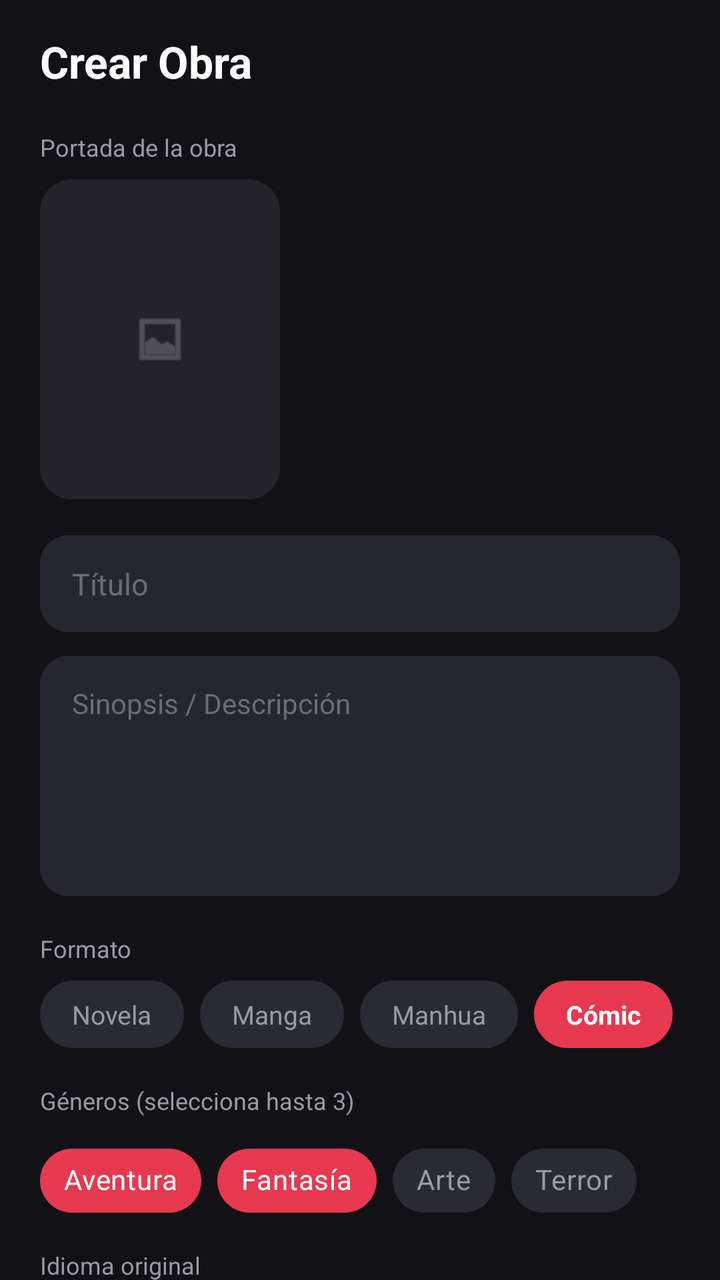
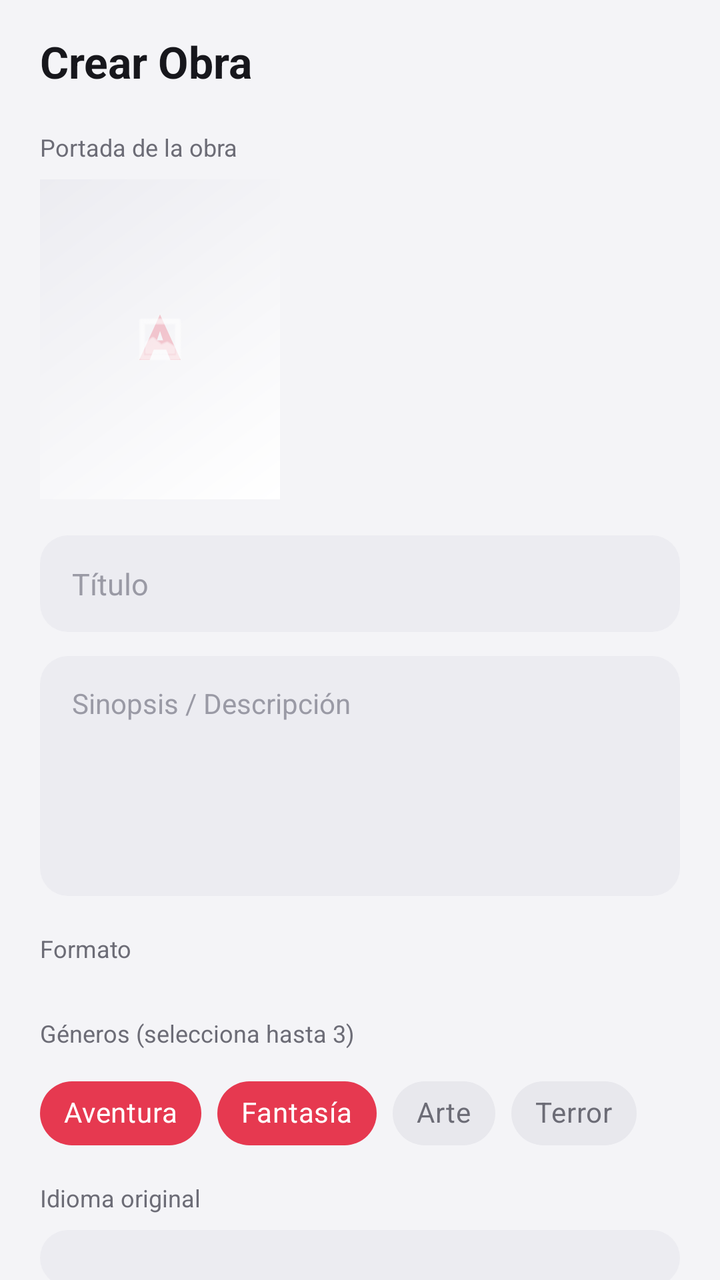

Two renders of the same Android screen: before a commit and after it. Below are the layout's source before the change and the commit's diff.
<!-- AndroidManifest.xml: application theme Theme.Attor -->
<!-- res/layout/fragment_create_work.xml -->
<?xml version="1.0" encoding="utf-8"?>
<androidx.core.widget.NestedScrollView xmlns:android="http://schemas.android.com/apk/res/android"
    xmlns:app="http://schemas.android.com/apk/res-auto"
    android:layout_width="match_parent"
    android:layout_height="match_parent"
    android:background="@color/background_primary"
    android:fillViewport="true">

    <LinearLayout
        android:layout_width="match_parent"
        android:layout_height="wrap_content"
        android:orientation="vertical"
        android:paddingStart="20dp"
        android:paddingEnd="20dp"
        android:paddingTop="16dp"
        android:paddingBottom="24dp">

        <TextView
            android:layout_width="wrap_content"
            android:layout_height="wrap_content"
            android:text="@string/create_title"
            android:textColor="@color/text_primary"
            android:textSize="22sp"
            android:textStyle="bold" />

        
        <TextView
            android:layout_width="wrap_content"
            android:layout_height="wrap_content"
            android:layout_marginTop="20dp"
            android:text="@string/create_cover_label"
            android:textColor="@color/text_secondary"
            android:textSize="12sp" />

        <FrameLayout
            android:id="@+id/btnPickCover"
            android:layout_width="120dp"
            android:layout_height="160dp"
            android:layout_marginTop="8dp"
            android:background="@drawable/bg_card_rounded">

            <ImageView
                android:layout_width="28dp"
                android:layout_height="28dp"
                android:layout_gravity="center"
                android:contentDescription="@null"
                android:src="@android:drawable/ic_menu_gallery"
                app:tint="@color/text_hint" />
        </FrameLayout>

        
        <EditText
            android:id="@+id/etWorkTitle"
            android:layout_width="match_parent"
            android:layout_height="wrap_content"
            android:layout_marginTop="18dp"
            android:background="@drawable/bg_input_field"
            android:hint="@string/create_title_hint"
            android:inputType="text"
            android:textColor="@color/text_primary"
            android:textColorHint="@color/text_hint"
            android:textSize="15sp" />

        
        <EditText
            android:id="@+id/etWorkSynopsis"
            android:layout_width="match_parent"
            android:layout_height="120dp"
            android:layout_marginTop="12dp"
            android:background="@drawable/bg_input_field"
            android:gravity="top|start"
            android:hint="@string/create_synopsis_hint"
            android:inputType="textMultiLine"
            android:textColor="@color/text_primary"
            android:textColorHint="@color/text_hint"
            android:textSize="14sp" />

        
        <TextView
            android:layout_width="wrap_content"
            android:layout_height="wrap_content"
            android:layout_marginTop="18dp"
            android:text="@string/create_format_label"
            android:textColor="@color/text_secondary"
            android:textSize="12sp" />

        <HorizontalScrollView
            android:layout_width="match_parent"
            android:layout_height="wrap_content"
            android:layout_marginTop="8dp"
            android:scrollbars="none">

            <LinearLayout
                android:id="@+id/layoutFormats"
                android:layout_width="wrap_content"
                android:layout_height="wrap_content"
                android:orientation="horizontal">

                <TextView
                    android:id="@+id/formatNovel"
                    style="@style/ChipUnselected"
                    android:text="@string/format_novel" />

                <TextView
                    android:id="@+id/formatManga"
                    style="@style/ChipUnselected"
                    android:text="@string/format_manga" />

                <TextView
                    android:id="@+id/formatManhua"
                    style="@style/ChipUnselected"
                    android:text="@string/format_manhua" />

                <TextView
                    android:id="@+id/formatComic"
                    style="@style/ChipSelected"
                    android:text="@string/format_comic" />

                <TextView
                    android:id="@+id/formatBook"
                    style="@style/ChipUnselected"
                    android:text="@string/format_book" />

                <TextView
                    android:id="@+id/formatMusic"
                    style="@style/ChipUnselected"
                    android:text="@string/format_music" />

                <TextView
                    android:id="@+id/formatPodcast"
                    style="@style/ChipUnselected"
                    android:text="@string/format_podcast" />
            </LinearLayout>
        </HorizontalScrollView>

        
        <TextView
            android:layout_width="wrap_content"
            android:layout_height="wrap_content"
            android:layout_marginTop="18dp"
            android:text="@string/create_genre_label"
            android:textColor="@color/text_secondary"
            android:textSize="12sp" />

        <com.google.android.material.chip.ChipGroup
            android:id="@+id/layoutGenres"
            android:layout_width="match_parent"
            android:layout_height="wrap_content"
            android:layout_marginTop="8dp"
            app:chipSpacingHorizontal="8dp"
            app:singleLine="false">

            <com.google.android.material.chip.Chip
                android:id="@+id/genreAventura"
                style="@style/Widget.MaterialComponents.Chip.Choice"
                android:layout_width="wrap_content"
                android:layout_height="wrap_content"
                android:checked="true"
                android:text="Aventura"
                android:textColor="@color/white"
                app:chipBackgroundColor="@color/accent_red" />

            <com.google.android.material.chip.Chip
                android:id="@+id/genreFantasia"
                style="@style/Widget.MaterialComponents.Chip.Choice"
                android:layout_width="wrap_content"
                android:layout_height="wrap_content"
                android:checked="true"
                android:text="Fantasía"
                android:textColor="@color/white"
                app:chipBackgroundColor="@color/accent_red" />

            <com.google.android.material.chip.Chip
                android:id="@+id/genreArte"
                style="@style/Widget.MaterialComponents.Chip.Choice"
                android:layout_width="wrap_content"
                android:layout_height="wrap_content"
                android:text="Arte"
                android:textColor="@color/text_secondary"
                app:chipBackgroundColor="@color/chip_unselected" />

            <com.google.android.material.chip.Chip
                android:id="@+id/genreTerror"
                style="@style/Widget.MaterialComponents.Chip.Choice"
                android:layout_width="wrap_content"
                android:layout_height="wrap_content"
                android:text="Terror"
                android:textColor="@color/text_secondary"
                app:chipBackgroundColor="@color/chip_unselected" />
        </com.google.android.material.chip.ChipGroup>

        
        <TextView
            android:layout_width="wrap_content"
            android:layout_height="wrap_content"
            android:layout_marginTop="10dp"
            android:text="@string/create_language_label"
            android:textColor="@color/text_secondary"
            android:textSize="12sp" />

        <Spinner
            android:id="@+id/spinnerLanguage"
            android:layout_width="match_parent"
            android:layout_height="wrap_content"
            android:layout_marginTop="8dp"
            android:background="@drawable/bg_input_field"
            android:spinnerMode="dropdown" />

        
        <Button
            android:id="@+id/btnPublish"
            android:layout_width="match_parent"
            android:layout_height="52dp"
            android:layout_marginTop="24dp"
            android:background="@drawable/bg_button_primary"
            android:text="@string/create_publish_button"
            android:textAllCaps="false"
            android:textColor="@color/white"
            android:textSize="16sp" />

    </LinearLayout>
</androidx.core.widget.NestedScrollView>
<!-- resources referenced by this layout -->
<resources>
  <color name="accent_red">#E63950</color>
  <color name="background_primary">#121216</color>
  <color name="chip_unselected">#2A2A32</color>
  <color name="text_hint">#6C6C76</color>
  <color name="text_primary">#FFFFFF</color>
  <color name="text_secondary">#9A9AA5</color>
  <color name="white">#FFFFFF</color>
  <!-- drawable bg_button_primary (drawable) -->
  <?xml version="1.0" encoding="utf-8"?>
  <shape xmlns:android="http://schemas.android.com/apk/res/android"
      android:shape="rectangle">
      <solid android:color="@color/accent_red" />
      <corners android:radius="28dp" />
  </shape>
  <!-- drawable bg_card_rounded (drawable) -->
  <?xml version="1.0" encoding="utf-8"?>
  <shape xmlns:android="http://schemas.android.com/apk/res/android"
      android:shape="rectangle">
      <solid android:color="@color/surface_card" />
      <corners android:radius="16dp" />
  </shape>
  <!-- drawable bg_input_field (drawable) -->
  <?xml version="1.0" encoding="utf-8"?>
  <shape xmlns:android="http://schemas.android.com/apk/res/android"
      android:shape="rectangle">
      <solid android:color="@color/surface_input" />
      <corners android:radius="14dp" />
      <padding android:left="16dp" android:top="14dp" android:right="16dp" android:bottom="14dp" />
  </shape>
  <string name="create_format_label">Formato</string>
  <string name="create_title">Crear Obra</string>
  <string name="create_title_hint">Título</string>
  <string name="format_book">Libro</string>
  <string name="format_comic">Cómic</string>
  <string name="format_manga">Manga</string>
  <string name="format_manhua">Manhua</string>
  <string name="format_music">Música</string>
  <string name="format_novel">Novela</string>
  <string name="format_podcast">Podcast</string>
  <style name="ChipSelected" parent="ChipBase">
          <item name="android:background">@drawable/bg_chip_selected</item>
          <item name="android:textColor">@color/white</item>
          <item name="android:textStyle">bold</item>
      </style>
  <style name="ChipUnselected" parent="ChipBase">
          <item name="android:background">@drawable/bg_chip_unselected</item>
          <item name="android:textColor">@color/text_secondary</item>
      </style>
  <style name="Theme.Attor" parent="Theme.MaterialComponents.DayNight.NoActionBar">
          <item name="colorPrimary">@color/accent_red</item>
          <item name="colorPrimaryDark">@color/accent_red_dark</item>
          <item name="colorAccent">@color/accent_red</item>
          <item name="android:windowBackground">@color/background_primary</item>
          <item name="android:statusBarColor" tools:targetApi="21">@color/background_primary</item>
          <item name="android:navigationBarColor" tools:targetApi="21">@color/background_secondary</item>
      </style>
  <color name="surface_card">#232329</color>
  <color name="surface_input">#26262E</color>
  <style name="ChipBase">
          <item name="android:layout_width">wrap_content</item>
          <item name="android:layout_height">wrap_content</item>
          <item name="android:layout_marginEnd">8dp</item>
          <item name="android:paddingStart">16dp</item>
          <item name="android:paddingEnd">16dp</item>
          <item name="android:paddingTop">8dp</item>
          <item name="android:paddingBottom">8dp</item>
          <item name="android:textSize">13sp</item>
      </style>
  <!-- drawable bg_chip_selected (drawable) -->
  <?xml version="1.0" encoding="utf-8"?>
  <shape xmlns:android="http://schemas.android.com/apk/res/android"
      android:shape="rectangle">
      <solid android:color="@color/accent_red" />
      <corners android:radius="20dp" />
  </shape>
  <!-- drawable bg_chip_unselected (drawable) -->
  <?xml version="1.0" encoding="utf-8"?>
  <shape xmlns:android="http://schemas.android.com/apk/res/android"
      android:shape="rectangle">
      <solid android:color="@color/chip_unselected" />
      <corners android:radius="20dp" />
  </shape>
  <color name="accent_red_dark">#C22C40</color>
  <color name="background_secondary">#1B1B21</color>
  <!-- unchanged entries left out for length: 5 -->
</resources>

<!-- the commit's change to res/layout/fragment_create_work.xml (unified diff, before → after) -->
@@ -23,7 +23,6 @@
             android:textSize="22sp"
             android:textStyle="bold" />
 
-        
         <TextView
             android:layout_width="wrap_content"
             android:layout_height="wrap_content"
@@ -37,7 +36,7 @@
             android:layout_width="120dp"
             android:layout_height="160dp"
             android:layout_marginTop="8dp"
-            android:background="@drawable/bg_card_rounded">
+            android:background="@drawable/placeholder_cover">
 
             <ImageView
                 android:layout_width="28dp"
@@ -45,10 +44,9 @@
                 android:layout_gravity="center"
                 android:contentDescription="@null"
                 android:src="@android:drawable/ic_menu_gallery"
-                app:tint="@color/text_hint" />
+                app:tint="@color/white" />
         </FrameLayout>
 
-        
         <EditText
             android:id="@+id/etWorkTitle"
             android:layout_width="match_parent"
@@ -61,7 +59,6 @@
             android:textColorHint="@color/text_hint"
             android:textSize="15sp" />
 
-        
         <EditText
             android:id="@+id/etWorkSynopsis"
             android:layout_width="match_parent"
@@ -75,7 +72,6 @@
             android:textColorHint="@color/text_hint"
             android:textSize="14sp" />
 
-        
         <TextView
             android:layout_width="wrap_content"
             android:layout_height="wrap_content"
@@ -84,6 +80,7 @@
             android:textColor="@color/text_secondary"
             android:textSize="12sp" />
 
+        
         <HorizontalScrollView
             android:layout_width="match_parent"
             android:layout_height="wrap_content"
@@ -94,46 +91,9 @@
                 android:id="@+id/layoutFormats"
                 android:layout_width="wrap_content"
                 android:layout_height="wrap_content"
-                android:orientation="horizontal">
-
-                <TextView
-                    android:id="@+id/formatNovel"
-                    style="@style/ChipUnselected"
-                    android:text="@string/format_novel" />
-
-                <TextView
-                    android:id="@+id/formatManga"
-                    style="@style/ChipUnselected"
-                    android:text="@string/format_manga" />
-
-                <TextView
-                    android:id="@+id/formatManhua"
-                    style="@style/ChipUnselected"
-                    android:text="@string/format_manhua" />
-
-                <TextView
-                    android:id="@+id/formatComic"
-                    style="@style/ChipSelected"
-                    android:text="@string/format_comic" />
-
-                <TextView
-                    android:id="@+id/formatBook"
-                    style="@style/ChipUnselected"
-                    android:text="@string/format_book" />
-
-                <TextView
-                    android:id="@+id/formatMusic"
-                    style="@style/ChipUnselected"
-                    android:text="@string/format_music" />
-
-                <TextView
-                    android:id="@+id/formatPodcast"
-                    style="@style/ChipUnselected"
-                    android:text="@string/format_podcast" />
-            </LinearLayout>
+                android:orientation="horizontal" />
         </HorizontalScrollView>
 
-        
         <TextView
             android:layout_width="wrap_content"
             android:layout_height="wrap_content"
@@ -189,7 +149,6 @@
                 app:chipBackgroundColor="@color/chip_unselected" />
         </com.google.android.material.chip.ChipGroup>
 
-        
         <TextView
             android:layout_width="wrap_content"
             android:layout_height="wrap_content"
@@ -206,7 +165,6 @@
             android:background="@drawable/bg_input_field"
             android:spinnerMode="dropdown" />
 
-        
         <Button
             android:id="@+id/btnPublish"
             android:layout_width="match_parent"
@@ -218,5 +176,34 @@
             android:textColor="@color/white"
             android:textSize="16sp" />
 
+        
+        <LinearLayout
+            android:id="@+id/layoutPublishSuccess"
+            android:layout_width="match_parent"
+            android:layout_height="wrap_content"
+            android:layout_marginTop="14dp"
+            android:background="@drawable/bg_card_rounded"
+            android:gravity="center_vertical"
+            android:orientation="horizontal"
+            android:padding="14dp"
+            android:visibility="gone">
+
+            <TextView
+                android:layout_width="wrap_content"
+                android:layout_height="wrap_content"
+                android:text="✓"
+                android:textColor="@color/accent_red"
+                android:textSize="18sp"
+                android:textStyle="bold" />
+
+            <TextView
+                android:layout_width="wrap_content"
+                android:layout_height="wrap_content"
+                android:layout_marginStart="10dp"
+                android:text="@string/create_publish_success"
+                android:textColor="@color/text_primary"
+                android:textSize="13sp" />
+        </LinearLayout>
+
     </LinearLayout>
 </androidx.core.widget.NestedScrollView>
<!-- resource entries referenced after the edit -->
@@ -1,89 +1,66 @@
 <!-- resources referenced by this layout -->
 <resources>
   <color name="accent_red">#E63950</color>
-  <color name="background_primary">#121216</color>
-  <color name="chip_unselected">#2A2A32</color>
-  <color name="text_hint">#6C6C76</color>
-  <color name="text_primary">#FFFFFF</color>
-  <color name="text_secondary">#9A9AA5</color>
+  <color name="background_primary">#F4F4F7</color>
+  <color name="chip_unselected">#E8E8ED</color>
+  <color name="text_hint">#9A9AA5</color>
+  <color name="text_primary">#17171C</color>
+  <color name="text_secondary">#6C6C76</color>
   <color name="white">#FFFFFF</color>
   <!-- drawable bg_button_primary (drawable) -->
   <?xml version="1.0" encoding="utf-8"?>
-  <shape xmlns:android="http://schemas.android.com/apk/res/android"
-      android:shape="rectangle">
+  <shape xmlns:android="http://schemas.android.com/apk/res/android" android:shape="rectangle">
       <solid android:color="@color/accent_red" />
       <corners android:radius="28dp" />
   </shape>
   <!-- drawable bg_card_rounded (drawable) -->
   <?xml version="1.0" encoding="utf-8"?>
-  <shape xmlns:android="http://schemas.android.com/apk/res/android"
-      android:shape="rectangle">
+  <shape xmlns:android="http://schemas.android.com/apk/res/android" android:shape="rectangle">
       <solid android:color="@color/surface_card" />
       <corners android:radius="16dp" />
   </shape>
   <!-- drawable bg_input_field (drawable) -->
   <?xml version="1.0" encoding="utf-8"?>
-  <shape xmlns:android="http://schemas.android.com/apk/res/android"
-      android:shape="rectangle">
+  <shape xmlns:android="http://schemas.android.com/apk/res/android" android:shape="rectangle">
       <solid android:color="@color/surface_input" />
       <corners android:radius="14dp" />
       <padding android:left="16dp" android:top="14dp" android:right="16dp" android:bottom="14dp" />
   </shape>
+  <!-- drawable placeholder_cover (drawable) -->
+  <?xml version="1.0" encoding="utf-8"?>
+  <layer-list xmlns:android="http://schemas.android.com/apk/res/android">
+      <item android:drawable="@drawable/bg_placeholder_cover" />
+      <item android:width="56dp" android:height="56dp" android:gravity="center" android:drawable="@drawable/ic_placeholder_mark" />
+  </layer-list>
   <string name="create_format_label">Formato</string>
+  <string name="create_publish_success">¡Obra publicada con éxito!</string>
   <string name="create_title">Crear Obra</string>
   <string name="create_title_hint">Título</string>
-  <string name="format_book">Libro</string>
-  <string name="format_comic">Cómic</string>
-  <string name="format_manga">Manga</string>
-  <string name="format_manhua">Manhua</string>
-  <string name="format_music">Música</string>
-  <string name="format_novel">Novela</string>
-  <string name="format_podcast">Podcast</string>
-  <style name="ChipSelected" parent="ChipBase">
-          <item name="android:background">@drawable/bg_chip_selected</item>
-          <item name="android:textColor">@color/white</item>
-          <item name="android:textStyle">bold</item>
-      </style>
-  <style name="ChipUnselected" parent="ChipBase">
-          <item name="android:background">@drawable/bg_chip_unselected</item>
-          <item name="android:textColor">@color/text_secondary</item>
-      </style>
   <style name="Theme.Attor" parent="Theme.MaterialComponents.DayNight.NoActionBar">
           <item name="colorPrimary">@color/accent_red</item>
           <item name="colorPrimaryDark">@color/accent_red_dark</item>
           <item name="colorAccent">@color/accent_red</item>
           <item name="android:windowBackground">@color/background_primary</item>
           <item name="android:statusBarColor" tools:targetApi="21">@color/background_primary</item>
-          <item name="android:navigationBarColor" tools:targetApi="21">@color/background_secondary</item>
+          <item name="android:navigationBarColor" tools:targetApi="21">@color/bottom_nav_bg</item>
       </style>
-  <color name="surface_card">#232329</color>
-  <color name="surface_input">#26262E</color>
-  <style name="ChipBase">
-          <item name="android:layout_width">wrap_content</item>
-          <item name="android:layout_height">wrap_content</item>
-          <item name="android:layout_marginEnd">8dp</item>
-          <item name="android:paddingStart">16dp</item>
-          <item name="android:paddingEnd">16dp</item>
-          <item name="android:paddingTop">8dp</item>
-          <item name="android:paddingBottom">8dp</item>
-          <item name="android:textSize">13sp</item>
-      </style>
-  <!-- drawable bg_chip_selected (drawable) -->
+  <color name="surface_card">#FFFFFF</color>
+  <color name="surface_input">#ECECF1</color>
+  <!-- drawable bg_placeholder_cover (drawable) -->
   <?xml version="1.0" encoding="utf-8"?>
-  <shape xmlns:android="http://schemas.android.com/apk/res/android"
-      android:shape="rectangle">
-      <solid android:color="@color/accent_red" />
-      <corners android:radius="20dp" />
+  <shape xmlns:android="http://schemas.android.com/apk/res/android" android:shape="rectangle">
+      <gradient android:type="linear" android:angle="315" android:startColor="@color/surface_input" android:endColor="@color/background_secondary" />
   </shape>
-  <!-- drawable bg_chip_unselected (drawable) -->
+  <!-- drawable ic_placeholder_mark (drawable) -->
   <?xml version="1.0" encoding="utf-8"?>
-  <shape xmlns:android="http://schemas.android.com/apk/res/android"
-      android:shape="rectangle">
-      <solid android:color="@color/chip_unselected" />
-      <corners android:radius="20dp" />
-  </shape>
+  <vector xmlns:android="http://schemas.android.com/apk/res/android"
+      android:width="108dp" android:height="108dp"
+      android:viewportWidth="108" android:viewportHeight="108">
+      <path android:fillColor="#40E63950" android:pathData="M34,74 L54,30 L74,74 L64,74 L60,64 L48,64 L44,74 Z M51,55 L57,55 L54,46 Z" />
+  </vector>
   <color name="accent_red_dark">#C22C40</color>
-  <color name="background_secondary">#1B1B21</color>
+  <color name="bottom_nav_bg">#FFFFFF</color>
+  <color name="background_secondary">#FFFFFF</color>
   <!-- unchanged entries left out for length: 5 -->
 </resources>
 
